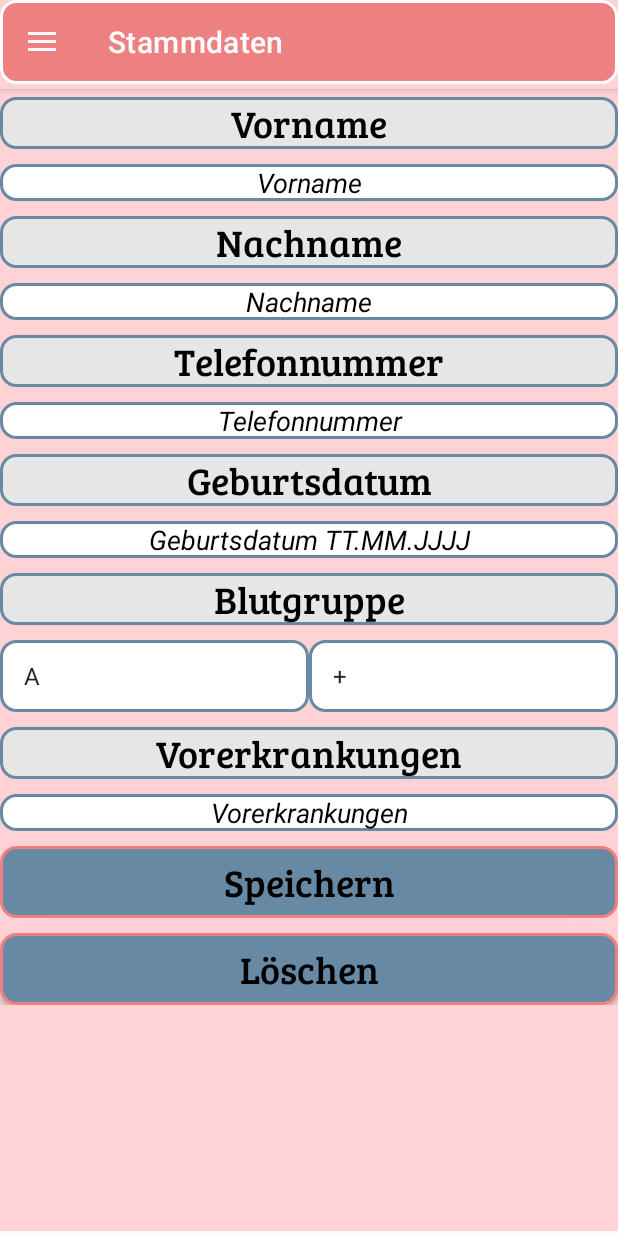
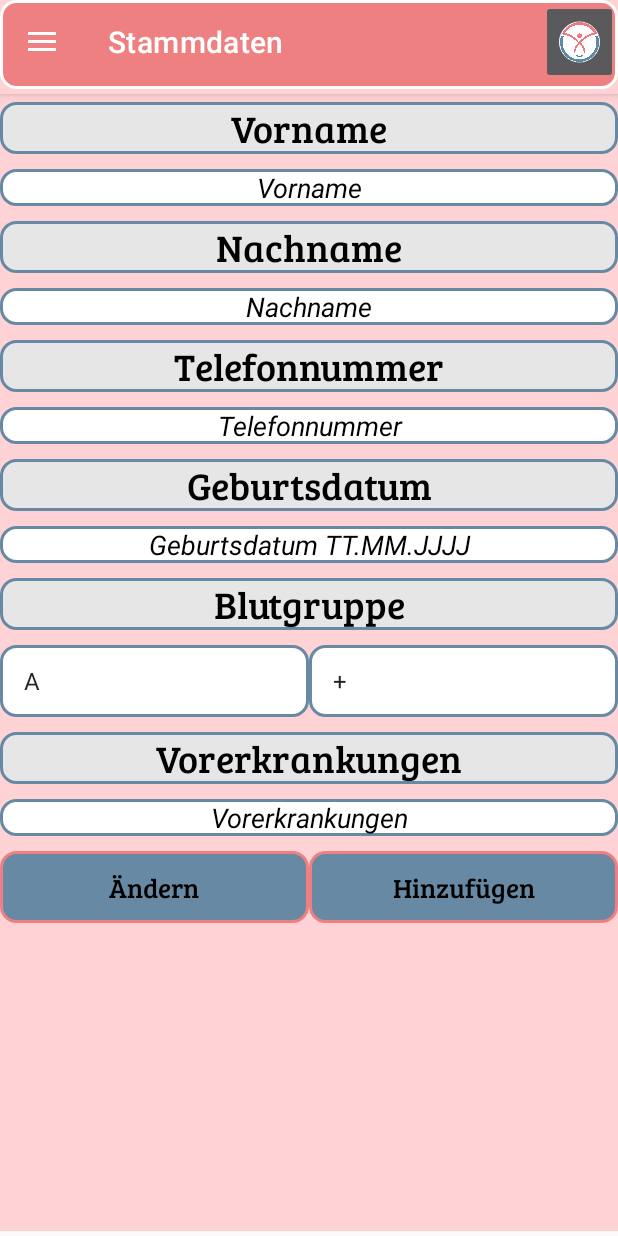
Before and after one commit to mbarth796/00_SafeGuard, an Android app: the screen it shows after launch (MainActivity), in the side drawer, after a tap on "Stammdaten", on a phone screen of 412 x 824 dp. Run offline under Robolectric (Android 15) with nearby library versions, the phone set to English and light mode, and no system bars; our stand-ins replace navigation-ui.

Commit message:
Home Button mit SafeGuard Icon eingefügt

```diff
--- a/app/src/main/res/layout/app_bar_main.xml
+++ b/app/src/main/res/layout/app_bar_main.xml
@@ -11,13 +11,30 @@
         android:layout_height="wrap_content"
         android:theme="@style/Theme.MyApplication.AppBarOverlay">
 
-        <androidx.appcompat.widget.Toolbar
-            android:id="@+id/toolbar"
+        <LinearLayout
             android:layout_width="match_parent"
-            android:layout_height="?attr/actionBarSize"
-            android:background="@drawable/sup_rounded_corner_red"
-            android:gravity="center_horizontal"
-            app:popupTheme="@style/Theme.MyApplication.PopupOverlay"/>
+            android:layout_height="match_parent"
+            android:orientation="horizontal"
+            android:background="@drawable/sup_rounded_corner_red">
+
+            <androidx.appcompat.widget.Toolbar
+                android:id="@+id/toolbar"
+                android:layout_width="match_parent"
+                android:layout_height="?attr/actionBarSize"
+
+                android:gravity="center_horizontal"
+                android:layout_weight="1"
+                app:popupTheme="@style/Theme.MyApplication.PopupOverlay" />
+
+            <ImageButton
+                android:id="@+id/ButtonHome"
+                android:layout_width="match_parent"
+                android:layout_height="?attr/actionBarSize"
+                app:srcCompat="@drawable/ic_rounded_safeguard"
+                android:layout_weight="7"
+                android:scaleType="fitCenter"
+                app:popupTheme="@style/Theme.MyApplication.PopupOverlay"/>
+        </LinearLayout>
 
 
     </com.google.android.material.appbar.AppBarLayout>
--- a/app/src/main/res/layout/fragment_masterdata.xml
+++ b/app/src/main/res/layout/fragment_masterdata.xml
@@ -238,35 +238,45 @@
                 app:layout_constraintEnd_toEndOf="parent"
                 app:layout_constraintTop_toBottomOf="@+id/editText_blutgruppe" />
 
-            <Button
-                android:id="@+id/button_UpdateUser"
+            <LinearLayout
                 android:layout_width="match_parent"
                 android:layout_height="wrap_content"
-                android:layout_gravity="center_horizontal|center_vertical"
-                android:layout_marginTop="10dp"
-                android:background="@drawable/sup_rounded_corner_blue"
-                android:fontFamily="@font/bree_serif"
-                android:text="@string/speichernEingabe"
-                android:textAllCaps="false"
-                android:textColor="@color/black"
-                android:textSize="25sp"
-                app:layout_constraintEnd_toEndOf="parent"
-                app:layout_constraintTop_toBottomOf="@+id/editText_notfallkontakt" />
+                android:orientation="horizontal"
+                android:paddingTop="10dp"
+                app:layout_constraintEnd_toEndOf="parent">
 
                 <Button
                     android:id="@+id/button_DeleteUser"
-                android:layout_width="match_parent"
+                    android:layout_width="0dp"
                     android:layout_height="wrap_content"
-                android:layout_marginTop="10dp"
+                    android:layout_gravity="center_horizontal|center_vertical"
+                    android:layout_weight="1"
                     android:background="@drawable/sup_rounded_corner_blue"
                     android:fontFamily="@font/bree_serif"
-                android:gravity="center_horizontal|center_vertical"
-                android:text="@string/löschenDerStammdaten"
+                    android:text="@string/updateAnsprechpartner"
                     android:textAllCaps="false"
                     android:textColor="@color/black"
-                android:textSize="25sp"
+                    android:textSize="18sp"
                     app:layout_constraintEnd_toEndOf="parent"
-                app:layout_constraintTop_toBottomOf="@+id/editText_notfallkontakt" />
+                    />
+
+                <Button
+                    android:id="@+id/button_UpdateUser"
+                    android:layout_width="0dp"
+                    android:layout_height="wrap_content"
+                    android:layout_gravity="center_horizontal|center_vertical"
+                    android:layout_weight="1"
+                    android:background="@drawable/sup_rounded_corner_blue"
+                    android:fontFamily="@font/bree_serif"
+                    android:text="@string/addAnsprechpartner"
+                    android:textAllCaps="false"
+                    android:textColor="@color/black"
+                    android:textSize="18sp"
+                    app:layout_constraintEnd_toEndOf="parent"
+                     />
+
+            </LinearLayout>
+
         </LinearLayout>
     </ScrollView>
 
```
Lines whose indentation alone changed are shown as unchanged.
